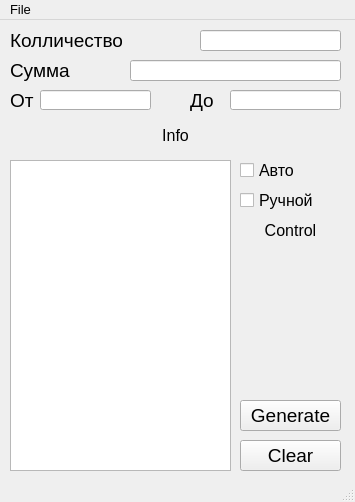
Egopr/Summator_0.2, file summator_0.1.ui: the form before one commit.
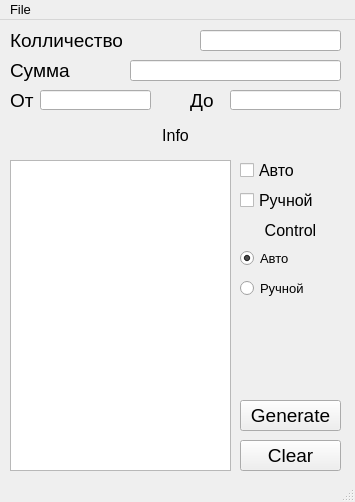
The form after the commit.

```diff
--- a/summator_0.1.ui
+++ b/summator_0.1.ui
@@ -287,6 +287,35 @@
      </rect>
     </property>
    </widget>
+   <widget class="QRadioButton" name="rad_auto">
+    <property name="geometry">
+     <rect>
+      <x>240</x>
+      <y>230</y>
+      <width>82</width>
+      <height>17</height>
+     </rect>
+    </property>
+    <property name="text">
+     <string>Авто</string>
+    </property>
+    <property name="checked">
+     <bool>true</bool>
+    </property>
+   </widget>
+   <widget class="QRadioButton" name="rad_hend">
+    <property name="geometry">
+     <rect>
+      <x>240</x>
+      <y>260</y>
+      <width>82</width>
+      <height>17</height>
+     </rect>
+    </property>
+    <property name="text">
+     <string>Ручной</string>
+    </property>
+   </widget>
   </widget>
   <widget class="QMenuBar" name="menubar">
    <property name="geometry">
```
